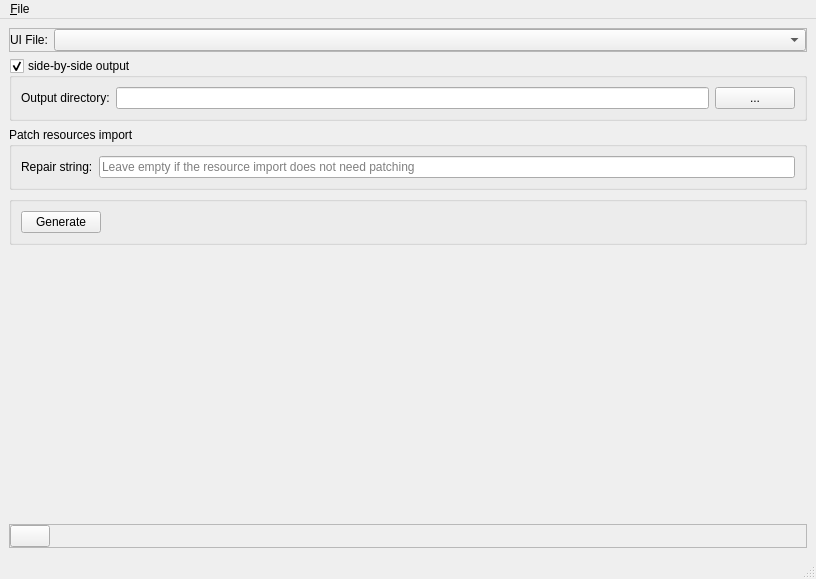
Before: the Qt Designer form src/abi/tools/ui/uifileconverter.ui in ABI-Software/abi.tools.uigenerator, drawn with Qt 5.
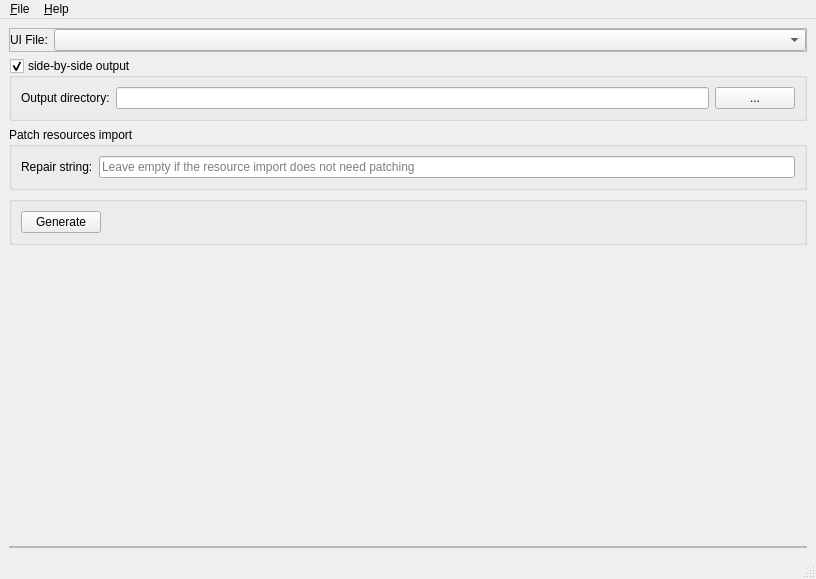
After: the same form once the commit is applied. Icons and pictures are not drawn.

Commit message: Add functionality to change the current source directory using the File/Open menu item.

```diff
--- a/src/abi/tools/ui/uifileconverter.ui
+++ b/src/abi/tools/ui/uifileconverter.ui
@@ -136,7 +136,7 @@
       <property name="sizeHint" stdset="0">
        <size>
         <width>20</width>
-        <height>130</height>
+        <height>142</height>
        </size>
       </property>
      </spacer>
@@ -156,7 +156,7 @@
       <property name="sizeHint" stdset="0">
        <size>
         <width>20</width>
-        <height>129</height>
+        <height>141</height>
        </size>
       </property>
      </spacer>
@@ -173,30 +173,6 @@
        <property name="margin">
         <number>0</number>
        </property>
-       <item>
-        <widget class="QPushButton" name="settings_pushButton">
-         <property name="text">
-          <string/>
-         </property>
-         <property name="icon">
-          <iconset resource="resources.qrc">
-           <normaloff>:/icons/images/settings_grey_48x48.png</normaloff>:/icons/images/settings_grey_48x48.png</iconset>
-         </property>
-        </widget>
-       </item>
-       <item>
-        <spacer name="horizontalSpacer">
-         <property name="orientation">
-          <enum>Qt::Horizontal</enum>
-         </property>
-         <property name="sizeHint" stdset="0">
-          <size>
-           <width>457</width>
-           <height>20</height>
-          </size>
-         </property>
-        </spacer>
-       </item>
       </layout>
      </widget>
     </item>
@@ -220,7 +196,14 @@
     <addaction name="separator"/>
     <addaction name="action_Quit"/>
    </widget>
+   <widget class="QMenu" name="menu_Help">
+    <property name="title">
+     <string>&amp;Help</string>
+    </property>
+    <addaction name="action_About"/>
+   </widget>
    <addaction name="menu_File"/>
+   <addaction name="menu_Help"/>
   </widget>
   <widget class="QStatusBar" name="statusbar"/>
   <action name="action_Open">
```
Left out of the diff: 33 changed lines with no effect on the pictures. The commit also changes 3 other files.
